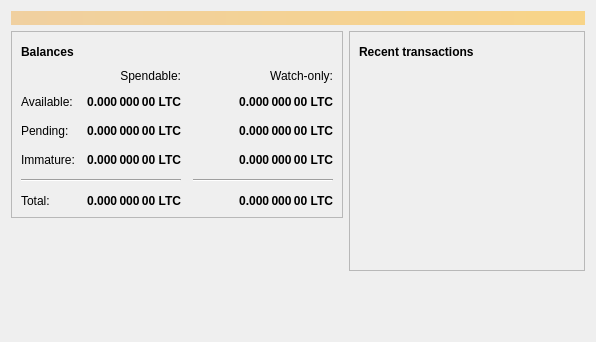
Qt form src/qt/forms/overviewpage.ui (tocacyy/GoldCoin) before a commit.
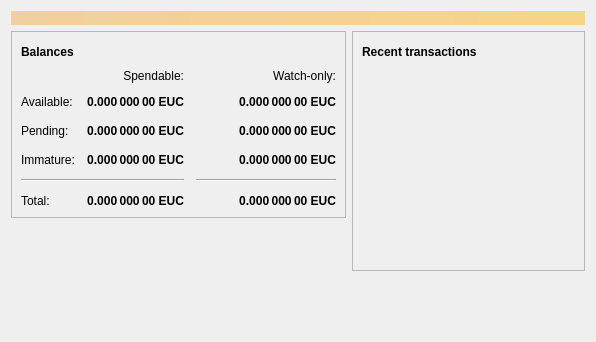
The same form after that commit. Icons and pictures are not drawn.

What changed in the file:
```diff
--- a/src/qt/forms/overviewpage.ui
+++ b/src/qt/forms/overviewpage.ui
@@ -129,7 +129,7 @@
                <string>Unconfirmed transactions to watch-only addresses</string>
               </property>
               <property name="text">
-               <string notr="true">0.000 000 00 LTC</string>
+               <string notr="true">0.000 000 00 EUC</string>
               </property>
               <property name="alignment">
                <set>Qt::AlignRight|Qt::AlignTrailing|Qt::AlignVCenter</set>
@@ -154,7 +154,7 @@
                <string>Total of transactions that have yet to be confirmed, and do not yet count toward the spendable balance</string>
               </property>
               <property name="text">
-               <string notr="true">0.000 000 00 LTC</string>
+               <string notr="true">0.000 000 00 EUC</string>
               </property>
               <property name="alignment">
                <set>Qt::AlignRight|Qt::AlignTrailing|Qt::AlignVCenter</set>
@@ -179,7 +179,7 @@
                <string>Mined balance in watch-only addresses that has not yet matured</string>
               </property>
               <property name="text">
-               <string notr="true">0.000 000 00 LTC</string>
+               <string notr="true">0.000 000 00 EUC</string>
               </property>
               <property name="alignment">
                <set>Qt::AlignRight|Qt::AlignTrailing|Qt::AlignVCenter</set>
@@ -237,7 +237,7 @@
                <string>Mined balance that has not yet matured</string>
               </property>
               <property name="text">
-               <string notr="true">0.000 000 00 LTC</string>
+               <string notr="true">0.000 000 00 EUC</string>
               </property>
               <property name="alignment">
                <set>Qt::AlignRight|Qt::AlignTrailing|Qt::AlignVCenter</set>
@@ -282,7 +282,7 @@
                <string>Your current total balance</string>
               </property>
               <property name="text">
-               <string notr="true">0.000 000 00 LTC</string>
+               <string notr="true">0.000 000 00 EUC</string>
               </property>
               <property name="alignment">
                <set>Qt::AlignRight|Qt::AlignTrailing|Qt::AlignVCenter</set>
@@ -307,7 +307,7 @@
                <string>Current total balance in watch-only addresses</string>
               </property>
               <property name="text">
-               <string notr="true">0.000 000 00 LTC</string>
+               <string notr="true">0.000 000 00 EUC</string>
               </property>
               <property name="alignment">
                <set>Qt::AlignRight|Qt::AlignTrailing|Qt::AlignVCenter</set>
@@ -349,7 +349,7 @@
                <string>Your current spendable balance</string>
               </property>
               <property name="text">
-               <string notr="true">0.000 000 00 LTC</string>
+               <string notr="true">0.000 000 00 EUC</string>
               </property>
               <property name="alignment">
                <set>Qt::AlignRight|Qt::AlignTrailing|Qt::AlignVCenter</set>
@@ -374,7 +374,7 @@
                <string>Your current balance in watch-only addresses</string>
               </property>
               <property name="text">
-               <string notr="true">0.000 000 00 LTC</string>
+               <string notr="true">0.000 000 00 EUC</string>
               </property>
               <property name="alignment">
                <set>Qt::AlignRight|Qt::AlignTrailing|Qt::AlignVCenter</set>
```
Left out of the diff: 4 changed lines with no effect on the pictures.
